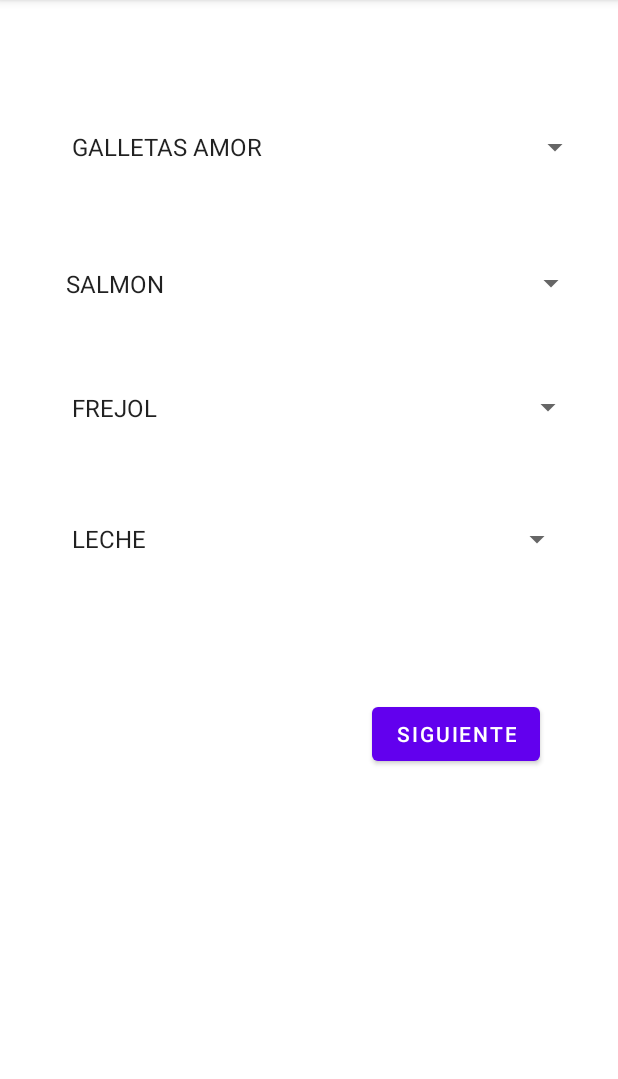
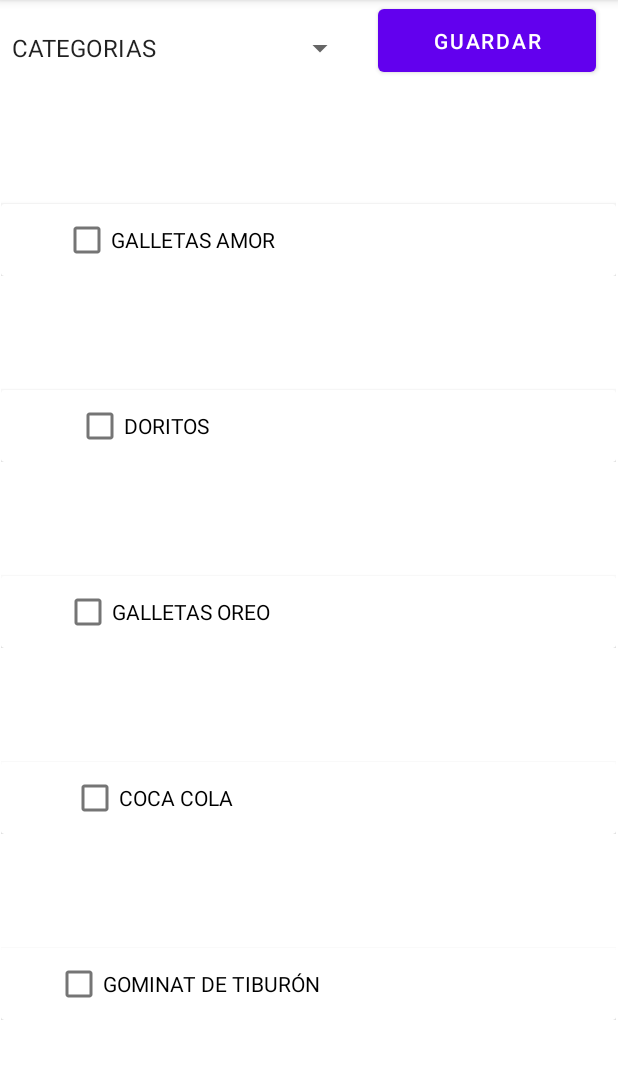
Before and after one commit to Vladox69/AsistenteV2, an Android app: the Productos screen opened directly, with no data from a screen before it, on a phone screen of 412 x 824 dp, the part 84-1163 px from its top. Run offline under Robolectric (Android 15) with nearby library versions, the phone set to English and light mode, and no system bars.

Commit message:
Productos por categorias

```diff
--- a/app/src/main/java/com/example/pruebas/ConexionSQLiteHelper.java
+++ b/app/src/main/java/com/example/pruebas/ConexionSQLiteHelper.java
@@ -32,11 +32,11 @@
 
     //INSERCIONES EN LA BASE DE DATOS
     //SNACKS
-        db.execSQL("INSERT INTO PRODUCTOS (NOM_PRO,CAT_PRO) VALUES('GALLETAS AMOR','SNACK')");
-        db.execSQL("INSERT INTO PRODUCTOS (NOM_PRO,CAT_PRO) VALUES('DORITOS','SNACK')");
-        db.execSQL("INSERT INTO PRODUCTOS (NOM_PRO,CAT_PRO) VALUES('GALLETAS OREO','SNACK')");
-        db.execSQL("INSERT INTO PRODUCTOS (NOM_PRO,CAT_PRO) VALUES('COCA COLA','SNACK')");
-        db.execSQL("INSERT INTO PRODUCTOS (NOM_PRO,CAT_PRO) VALUES('GOMINAT DE TIBURÓN','SNACK')");
+        db.execSQL("INSERT INTO PRODUCTOS (NOM_PRO,CAT_PRO) VALUES('GALLETAS AMOR','SNACKS')");
+        db.execSQL("INSERT INTO PRODUCTOS (NOM_PRO,CAT_PRO) VALUES('DORITOS','SNACKS')");
+        db.execSQL("INSERT INTO PRODUCTOS (NOM_PRO,CAT_PRO) VALUES('GALLETAS OREO','SNACKS')");
+        db.execSQL("INSERT INTO PRODUCTOS (NOM_PRO,CAT_PRO) VALUES('COCA COLA','SNACKS')");
+        db.execSQL("INSERT INTO PRODUCTOS (NOM_PRO,CAT_PRO) VALUES('GOMINAT DE TIBURÓN','SNACKS')");
      //PECES
         db.execSQL("INSERT INTO PRODUCTOS (NOM_PRO,CAT_PRO) VALUES('SALMON','PECES')");
         db.execSQL("INSERT INTO PRODUCTOS (NOM_PRO,CAT_PRO) VALUES('TILAPIA','PECES')");
@@ -44,17 +44,17 @@
         db.execSQL("INSERT INTO PRODUCTOS (NOM_PRO,CAT_PRO) VALUES('BAGRE','PECES')");
         db.execSQL("INSERT INTO PRODUCTOS (NOM_PRO,CAT_PRO) VALUES('TRUCHA','PECES')");
      //LEGUMBRES
-        db.execSQL("INSERT INTO PRODUCTOS (NOM_PRO,CAT_PRO) VALUES('FREJOL','LEGUMBRE')");
-        db.execSQL("INSERT INTO PRODUCTOS (NOM_PRO,CAT_PRO) VALUES('ARVEJA','LEGUMBRE')");
-        db.execSQL("INSERT INTO PRODUCTOS (NOM_PRO,CAT_PRO) VALUES('CACAHUATE','LEGUMBRE')");
-        db.execSQL("INSERT INTO PRODUCTOS (NOM_PRO,CAT_PRO) VALUES('SOJA','LEGUMBRE')");
-        db.execSQL("INSERT INTO PRODUCTOS (NOM_PRO,CAT_PRO) VALUES('LENTEJA','LEGUMBRE')");
+        db.execSQL("INSERT INTO PRODUCTOS (NOM_PRO,CAT_PRO) VALUES('FREJOL','LEGUMBRES')");
+        db.execSQL("INSERT INTO PRODUCTOS (NOM_PRO,CAT_PRO) VALUES('ARVEJA','LEGUMBRES')");
+        db.execSQL("INSERT INTO PRODUCTOS (NOM_PRO,CAT_PRO) VALUES('CACAHUATE','LEGUMBRES')");
+        db.execSQL("INSERT INTO PRODUCTOS (NOM_PRO,CAT_PRO) VALUES('SOJA','LEGUMBRES')");
+        db.execSQL("INSERT INTO PRODUCTOS (NOM_PRO,CAT_PRO) VALUES('LENTEJA','LEGUMBRES')");
      //LACTEOS
-        db.execSQL("INSERT INTO PRODUCTOS (NOM_PRO,CAT_PRO) VALUES('LECHE','LACTEO')");
-        db.execSQL("INSERT INTO PRODUCTOS (NOM_PRO,CAT_PRO) VALUES('YOGURT','LACTEO')");
-        db.execSQL("INSERT INTO PRODUCTOS (NOM_PRO,CAT_PRO) VALUES('QUESO','LACTEO')");
-        db.execSQL("INSERT INTO PRODUCTOS (NOM_PRO,CAT_PRO) VALUES('CREMA DE LECHE','LACTEO')");
-        db.execSQL("INSERT INTO PRODUCTOS (NOM_PRO,CAT_PRO) VALUES('MANTEQUILLA','LACTEO')");
+        db.execSQL("INSERT INTO PRODUCTOS (NOM_PRO,CAT_PRO) VALUES('LECHE','LACTEOS')");
+        db.execSQL("INSERT INTO PRODUCTOS (NOM_PRO,CAT_PRO) VALUES('YOGURT','LACTEOS')");
+        db.execSQL("INSERT INTO PRODUCTOS (NOM_PRO,CAT_PRO) VALUES('QUESO','LACTEOS')");
+        db.execSQL("INSERT INTO PRODUCTOS (NOM_PRO,CAT_PRO) VALUES('CREMA DE LECHE','LACTEOS')");
+        db.execSQL("INSERT INTO PRODUCTOS (NOM_PRO,CAT_PRO) VALUES('MANTEQUILLA','LACTEOS')");
     }
 
     @Override
--- a/app/src/main/java/com/example/pruebas/Principal.java
+++ b/app/src/main/java/com/example/pruebas/Principal.java
@@ -21,8 +21,6 @@
         String nombre=preferences.getString("NOM_USU",null);
         if(cedula!=null && nombre!=null){
             txtPrueba.setText("Bienvenido "+nombre);
-        }else{
-            txtPrueba.setText("Nada");
         }
     }
 
--- a/app/src/main/java/com/example/pruebas/Productos.java
+++ b/app/src/main/java/com/example/pruebas/Productos.java
@@ -1,11 +1,15 @@
 package com.example.pruebas;
 
 import androidx.appcompat.app.AppCompatActivity;
+import androidx.recyclerview.widget.LinearLayoutManager;
+import androidx.recyclerview.widget.RecyclerView;
 
 import android.database.Cursor;
 import android.database.sqlite.SQLiteDatabase;
 import android.os.Bundle;
 import android.util.Log;
+import android.view.View;
+import android.widget.AdapterView;
 import android.widget.ArrayAdapter;
 import android.widget.Spinner;
 
@@ -16,72 +20,88 @@
 
 public class Productos extends AppCompatActivity {
 
-    ArrayList<String> nombresProductosSnacks,nombresProductosPreces,nombresProductosLegumbres,nombresProductosLacteos;
     ArrayList<Producto> listaProductos;
+    ArrayList<Producto> listaProductosFiltrados;
+    ArrayList<String> listCategorias;
     ConexionSQLiteHelper conn;
-    Spinner cbProductosSnacks,cbProductosPeces,cbProductosLegumbres,cbProductosLacteos;
+    RecyclerView recyclerProductos;
+    Spinner comboCategorias;
 
     @Override
     protected void onCreate(Bundle savedInstanceState) {
         super.onCreate(savedInstanceState);
         setContentView(R.layout.activity_productos);
-
         conn=new ConexionSQLiteHelper(getApplicationContext());
 
-        cbProductosSnacks=(Spinner)findViewById(R.id.cbSnakcs);
-        cbProductosPeces=(Spinner)findViewById(R.id.cbPeces);
-        cbProductosLegumbres=(Spinner)findViewById(R.id.cbLegumbres);
-        cbProductosLacteos=(Spinner)findViewById(R.id.cbLacteos);
+        comboCategorias=(Spinner)findViewById(R.id.comboCategorias);
+
+        recyclerProductos=(RecyclerView)findViewById(R.id.rvProductos);
+        recyclerProductos.setLayoutManager(new LinearLayoutManager(this, LinearLayoutManager.VERTICAL,false));
+
+        cargarComboCategorias();
+
         consultarListaProductos();
-        ArrayAdapter<CharSequence> adaptadorSnacks,adaptadorPeces,adaptadorLegumbres,adaptadorLacteos;
-        adaptadorSnacks=new ArrayAdapter(this, android.R.layout.simple_spinner_item,nombresProductosSnacks);
-        adaptadorPeces=new ArrayAdapter(this, android.R.layout.simple_spinner_item,nombresProductosPreces);
-        adaptadorLegumbres=new ArrayAdapter(this, android.R.layout.simple_spinner_item,nombresProductosLegumbres);
-        adaptadorLacteos=new ArrayAdapter(this, android.R.layout.simple_spinner_item,nombresProductosLacteos);
 
-        cbProductosSnacks.setAdapter(adaptadorSnacks);
-        cbProductosPeces.setAdapter(adaptadorPeces);
-        cbProductosLegumbres.setAdapter(adaptadorLegumbres);
-        cbProductosLacteos.setAdapter(adaptadorLacteos);
+        comboCategorias.setOnItemSelectedListener(new AdapterView.OnItemSelectedListener() {
+            @Override
+            public void onItemSelected(AdapterView<?> parent, View view, int position, long id) {
+                if(position!=0){
+                    listaProductosFiltrada();
+                    adapterProductos adapter=new adapterProductos(listaProductosFiltrados);
+                    recyclerProductos.setAdapter(adapter);
+                }else{
+                    adapterProductos adapter=new adapterProductos(listaProductos);
+                    recyclerProductos.setAdapter(adapter);
+                }
+            }
 
+            @Override
+            public void onNothingSelected(AdapterView<?> parent) {
+
+            }
+        });
     }
 
-
+    private void cargarComboCategorias() {
+    listCategorias=new ArrayList<>();
+    listCategorias.add("CATEGORIAS");
+    listCategorias.add("LEGUMBRES");
+    listCategorias.add("LACTEOS");
+    listCategorias.add("PECES");
+    listCategorias.add("SNACKS");
+    ArrayAdapter<CharSequence> adapterCategorias=new ArrayAdapter(this, android.R.layout.simple_spinner_item,listCategorias);
+    comboCategorias.setAdapter(adapterCategorias);
+    }
 
     private void consultarListaProductos(){
         SQLiteDatabase db=conn.getReadableDatabase();
         Producto producto=null;
         listaProductos=new ArrayList<Producto>();
         Cursor cursor =db.rawQuery("SELECT * FROM PRODUCTOS",null);
-
         while (cursor.moveToNext()){
             producto=new Producto();
             producto.setNombreProducto(cursor.getString(0));
             producto.setCategoriProducto(cursor.getString(1));
-            //Log.i("Nombre Producto:",producto.getNombreProducto());
+            Log.i("Cate",producto.getCategoriProducto());
             listaProductos.add(producto);
         }
-        obtenerProductosSnnipers();
     }
 
-    public void obtenerProductosSnnipers(){
-        nombresProductosSnacks=new ArrayList<>();
-        nombresProductosPreces=new ArrayList<>();
-        nombresProductosLegumbres=new ArrayList<>();
-        nombresProductosLacteos=new ArrayList<>();
-        for (int i=0;i<listaProductos.size();i++){
-            if(listaProductos.get(i).getCategoriProducto().equals("SNACK")){
-                nombresProductosSnacks.add(listaProductos.get(i).getNombreProducto());
-            }else if(listaProductos.get(i).getCategoriProducto().equals("PECES")){
-                nombresProductosPreces.add(listaProductos.get(i).getNombreProducto());
-            }else if(listaProductos.get(i).getCategoriProducto().equals("LEGUMBRE")){
-                nombresProductosLegumbres.add(listaProductos.get(i).getNombreProducto());
-            }else if(listaProductos.get(i).getCategoriProducto().equals("LACTEO")){
-                nombresProductosLacteos.add(listaProductos.get(i).getNombreProducto());
-            }
+    private void listaProductosFiltrada(){
+    String nombreCategoria=comboCategorias.getSelectedItem().toString();
+    Log.i("diferenciar",nombreCategoria);
+    Producto producto=null;
+    listaProductosFiltrados=new ArrayList<Producto>();
+    for(int i=0;i<listaProductos.size();i++){
+        if(listaProductos.get(i).getCategoriProducto().equals(nombreCategoria)){
+            producto=new Producto();
+            producto.setNombreProducto(listaProductos.get(i).getNombreProducto());
+            producto.setCategoriProducto(listaProductos.get(i).getCategoriProducto());
+            Log.i("Categorias",listaProductos.get(i).getCategoriProducto());
+            listaProductosFiltrados.add(producto);
         }
     }
-    public void obtenerProductosDetalle(){
 
     }
+
 }
--- /dev/null
+++ b/app/src/main/java/com/example/pruebas/adapterProductos.java
@@ -0,0 +1,50 @@
+package com.example.pruebas;
+
+import android.view.LayoutInflater;
+import android.view.View;
+import android.view.ViewGroup;
+import android.widget.CheckBox;
+
+import androidx.annotation.NonNull;
+import androidx.recyclerview.widget.RecyclerView;
+
+import com.example.pruebas.entidades.Producto;
+
+import java.util.ArrayList;
+
+public class adapterProductos extends RecyclerView.Adapter<adapterProductos.ViewHolderProductos> {
+    ArrayList<Producto> ListProductos;
+
+    public adapterProductos(ArrayList<Producto> listProductos) {
+        ListProductos = listProductos;
+    }
+
+    @NonNull
+    @Override
+    public adapterProductos.ViewHolderProductos onCreateViewHolder(@NonNull ViewGroup parent, int viewType) {
+        View view= LayoutInflater.from(parent.getContext()).inflate(R.layout.item_producto,null,false);
+        return new ViewHolderProductos(view);
+    }
+
+    @Override
+    public void onBindViewHolder(@NonNull adapterProductos.ViewHolderProductos holder, int position) {
+        holder.asignarProductos(ListProductos.get(position).getNombreProducto());
+    }
+
+    @Override
+    public int getItemCount() {
+        return ListProductos.size();
+    }
+
+    public class ViewHolderProductos extends RecyclerView.ViewHolder {
+        CheckBox nombreProductos;
+        public ViewHolderProductos(@NonNull View itemView) {
+            super(itemView);
+            nombreProductos=(CheckBox) itemView.findViewById(R.id.checkNombreProducto);
+        }
+
+        public void asignarProductos(String nombreProducto) {
+        nombreProductos.setText(nombreProducto);
+        }
+    }
+}
--- a/app/src/main/res/layout/activity_productos.xml
+++ b/app/src/main/res/layout/activity_productos.xml
@@ -6,55 +6,30 @@
     android:layout_height="match_parent"
     tools:context=".Productos">
 
+    <androidx.recyclerview.widget.RecyclerView
+        android:id="@+id/rvProductos"
+        android:layout_width="410dp"
+        android:layout_height="663dp"
+        app:layout_constraintEnd_toEndOf="parent"
+        app:layout_constraintHorizontal_bias="0.461"
+        app:layout_constraintStart_toStartOf="parent"
+        app:layout_constraintTop_toBottomOf="@+id/comboCategorias" />
+
     <Spinner
-        android:id="@+id/cbSnakcs"
-        android:layout_width="354dp"
-        android:layout_height="28dp"
-        android:layout_marginStart="40dp"
-        android:layout_marginLeft="40dp"
-        android:layout_marginTop="84dp"
+        android:id="@+id/comboCategorias"
+        android:layout_width="237dp"
+        android:layout_height="56dp"
+        android:layout_marginTop="4dp"
         app:layout_constraintStart_toStartOf="parent"
         app:layout_constraintTop_toTopOf="parent" />
 
-    <Spinner
-        android:id="@+id/cbPeces"
-        android:layout_width="355dp"
-        android:layout_height="26dp"
-        android:layout_marginStart="36dp"
-        android:layout_marginLeft="36dp"
-        android:layout_marginTop="64dp"
-        app:layout_constraintStart_toStartOf="parent"
-        app:layout_constraintTop_toBottomOf="@+id/cbSnakcs" />
-
-    <Spinner
-        android:id="@+id/cbLegumbres"
-        android:layout_width="349dp"
-        android:layout_height="27dp"
-        android:layout_marginStart="40dp"
-        android:layout_marginLeft="40dp"
-        android:layout_marginTop="56dp"
-        app:layout_constraintStart_toStartOf="parent"
-        app:layout_constraintTop_toBottomOf="@+id/cbPeces" />
-
-    <Spinner
-        android:id="@+id/cbLacteos"
-        android:layout_width="342dp"
-        android:layout_height="28dp"
-        android:layout_marginStart="40dp"
-        android:layout_marginLeft="40dp"
-        android:layout_marginTop="60dp"
-        app:layout_constraintStart_toStartOf="parent"
-        app:layout_constraintTop_toBottomOf="@+id/cbLegumbres" />
-
     <Button
-        android:id="@+id/button4"
-        android:layout_width="wrap_content"
-        android:layout_height="wrap_content"
-        android:layout_marginTop="92dp"
-        android:layout_marginEnd="52dp"
-        android:layout_marginRight="52dp"
-        android:text="@string/txt_siguiente_String"
+        android:id="@+id/btGuardar"
+        android:layout_width="145dp"
+        android:layout_height="54dp"
+        android:text="@string/txt_boton_guardar_String"
         app:layout_constraintEnd_toEndOf="parent"
-        app:layout_constraintTop_toBottomOf="@+id/cbLacteos" />
+        app:layout_constraintStart_toEndOf="@+id/comboCategorias"
+        app:layout_constraintTop_toTopOf="parent" />
 
 </androidx.constraintlayout.widget.ConstraintLayout>
--- /dev/null
+++ b/app/src/main/res/layout/item_producto.xml
@@ -0,0 +1,35 @@
+<?xml version="1.0" encoding="utf-8"?>
+<androidx.constraintlayout.widget.ConstraintLayout
+    xmlns:android="http://schemas.android.com/apk/res/android"
+    xmlns:app="http://schemas.android.com/apk/res-auto"
+    xmlns:tools="http://schemas.android.com/tools"
+    android:layout_width="match_parent"
+    android:layout_height="match_parent">
+
+    <androidx.cardview.widget.CardView
+        android:id="@+id/cardViewProducto"
+        android:layout_width="410dp"
+        android:layout_height="0dp"
+        android:layout_marginTop="76dp"
+        app:layout_constraintEnd_toEndOf="parent"
+        app:layout_constraintStart_toStartOf="parent"
+        app:layout_constraintTop_toTopOf="parent" >
+
+        <androidx.constraintlayout.widget.ConstraintLayout
+            android:layout_width="match_parent"
+            android:layout_height="match_parent">
+
+            <CheckBox
+                android:id="@+id/checkNombreProducto"
+                android:layout_width="wrap_content"
+                android:layout_height="wrap_content"
+                android:text="CheckBox"
+                app:layout_constraintBottom_toBottomOf="parent"
+                app:layout_constraintEnd_toEndOf="parent"
+                app:layout_constraintHorizontal_bias="0.155"
+                app:layout_constraintStart_toStartOf="parent"
+                app:layout_constraintTop_toTopOf="parent"
+                app:layout_constraintVertical_bias="1.0" />
+        </androidx.constraintlayout.widget.ConstraintLayout>
+    </androidx.cardview.widget.CardView>
+</androidx.constraintlayout.widget.ConstraintLayout>
--- a/app/src/main/res/values/strings.xml
+++ b/app/src/main/res/values/strings.xml
@@ -11,4 +11,5 @@
     <string name="txt_peces_String">Peces</string>
     <string name="txt_siguiente_String">Siguiente</string>
     <string name="txt_Prueba_String"></string>
+    <string name="txt_boton_guardar_String">Guardar</string>
 </resources>
```
